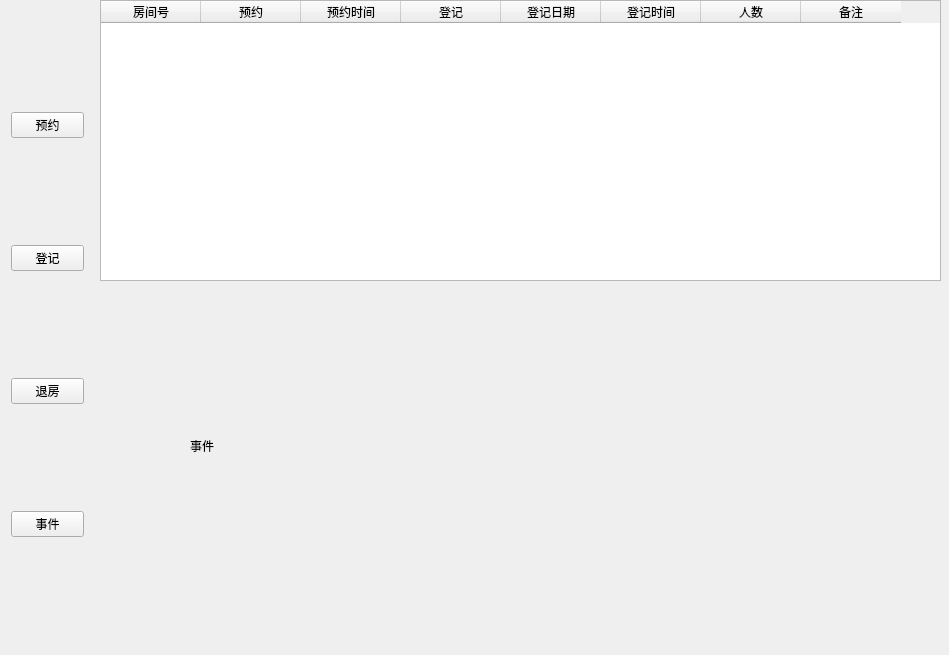
Old version of the form Manager.ui in the repository Ginsakura/TestQTManagerSystem.
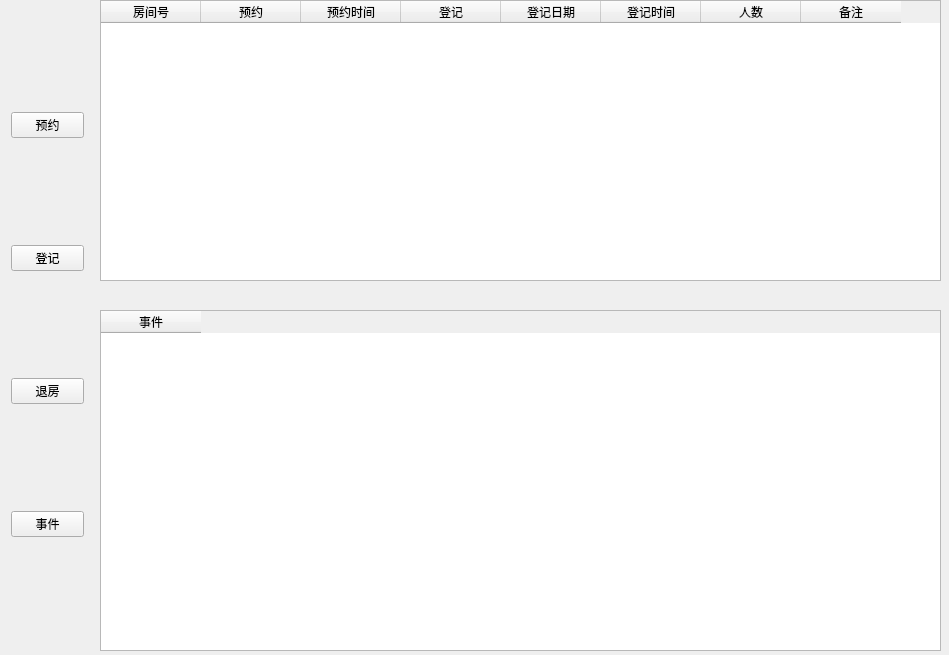
New version of the form. The open tabs and pages were chosen to show the change.

Commit message: 事件视图

The edit to the form file:
```diff
--- a/Manager.ui
+++ b/Manager.ui
@@ -19,7 +19,7 @@
      <rect>
       <x>100</x>
       <y>290</y>
-      <width>831</width>
+      <width>841</width>
       <height>361</height>
      </rect>
     </property>
@@ -425,6 +425,36 @@
       <property name="text">
        <string>事件</string>
       </property>
+     </widget>
+     <widget class="QPushButton" name="incident_view">
+      <property name="geometry">
+       <rect>
+        <x>450</x>
+        <y>300</y>
+        <width>75</width>
+        <height>23</height>
+       </rect>
+      </property>
+      <property name="text">
+       <string>查看</string>
+      </property>
+     </widget>
+    </widget>
+    <widget class="QWidget" name="page">
+     <widget class="QTableWidget" name="tableWidget_2">
+      <property name="geometry">
+       <rect>
+        <x>0</x>
+        <y>20</y>
+        <width>841</width>
+        <height>341</height>
+       </rect>
+      </property>
+      <column>
+       <property name="text">
+        <string>事件</string>
+       </property>
+      </column>
      </widget>
     </widget>
    </widget>
```
Left out of the diff: 2 changed lines with no effect on the pictures. The commit also changes 2 other files.
